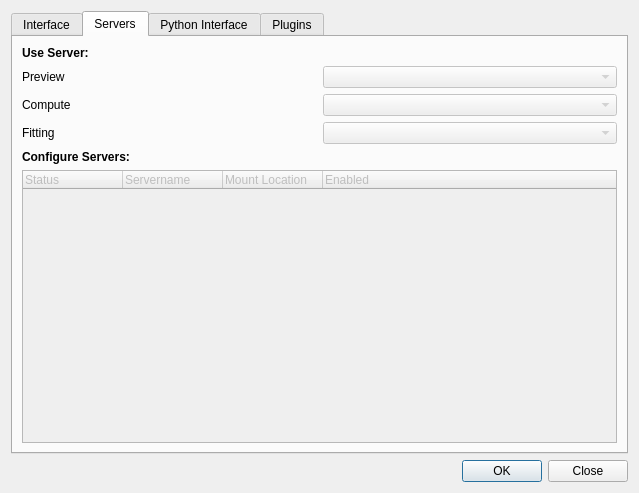
Above: phoebe/frontend/gui/popPrefs.ui from phoebe-project/phoebe2 before the change. Below: the same form after it.
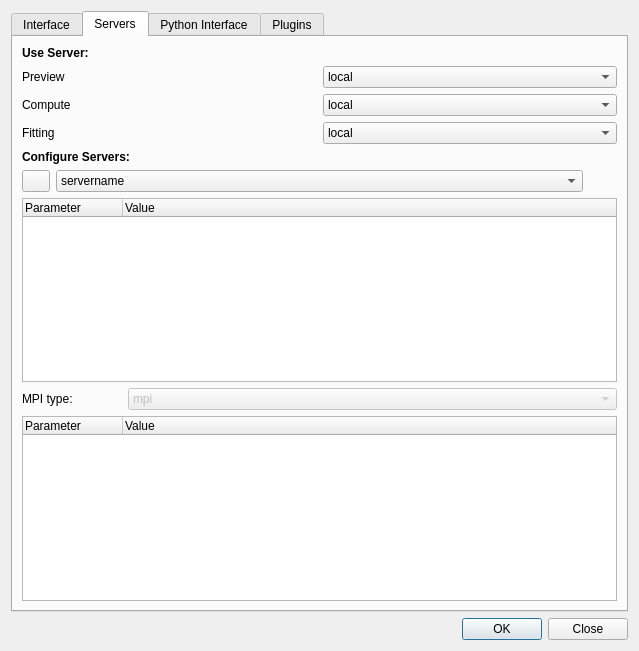
That is the form after the change. The open tabs and pages were chosen to show the change. Icons and pictures are not drawn. Custom widgets are drawn as their Qt base class.

Commit message: initial gui implementation of servers (edit->preferences->servers)

Diff of the .ui file:
```diff
--- a/phoebe/frontend/gui/popPrefs.ui
+++ b/phoebe/frontend/gui/popPrefs.ui
@@ -7,7 +7,7 @@
     <x>0</x>
     <y>0</y>
     <width>639</width>
-    <height>493</height>
+    <height>651</height>
    </rect>
   </property>
   <property name="windowTitle">
@@ -126,8 +126,13 @@
          <item row="1" column="1">
           <widget class="QComboBox" name="comboBox_2">
            <property name="enabled">
-            <bool>false</bool>
+            <bool>true</bool>
            </property>
+           <item>
+            <property name="text">
+             <string>local</string>
+            </property>
+           </item>
           </widget>
          </item>
          <item row="1" column="0">
@@ -147,8 +152,13 @@
          <item row="0" column="1">
           <widget class="QComboBox" name="comboBox">
            <property name="enabled">
-            <bool>false</bool>
+            <bool>true</bool>
            </property>
+           <item>
+            <property name="text">
+             <string>local</string>
+            </property>
+           </item>
           </widget>
          </item>
          <item row="2" column="0">
@@ -161,8 +171,13 @@
          <item row="2" column="1">
           <widget class="QComboBox" name="comboBox_3">
            <property name="enabled">
-            <bool>false</bool>
+            <bool>true</bool>
            </property>
+           <item>
+            <property name="text">
+             <string>local</string>
+            </property>
+           </item>
           </widget>
          </item>
         </layout>
@@ -178,30 +193,239 @@
         </widget>
        </item>
        <item>
-        <widget class="QTreeWidget" name="treeWidget">
-         <property name="enabled">
-          <bool>false</bool>
+        <widget class="QStackedWidget" name="servers_config_stackedWidget">
+         <property name="currentIndex">
+          <number>0</number>
          </property>
-         <column>
-          <property name="text">
-           <string>Status</string>
-          </property>
-         </column>
-         <column>
-          <property name="text">
-           <string>Servername</string>
-          </property>
-         </column>
-         <column>
-          <property name="text">
-           <string>Mount Location</string>
-          </property>
-         </column>
-         <column>
-          <property name="text">
-           <string>Enabled</string>
-          </property>
-         </column>
+         <widget class="QWidget" name="page">
+          <layout class="QGridLayout" name="gridLayout_3">
+           <property name="margin">
+            <number>0</number>
+           </property>
+           <property name="spacing">
+            <number>2</number>
+           </property>
+           <item row="0" column="0">
+            <widget class="ServerListTreeWidget" name="serverlist_treeWidget">
+             <property name="enabled">
+              <bool>true</bool>
+             </property>
+             <property name="indentation">
+              <number>2</number>
+             </property>
+             <column>
+              <property name="text">
+               <string>Server</string>
+              </property>
+             </column>
+             <column>
+              <property name="text">
+               <string>MPI</string>
+              </property>
+             </column>
+             <column>
+              <property name="text">
+               <string> </string>
+              </property>
+             </column>
+            </widget>
+           </item>
+           <item row="4" column="0">
+            <layout class="QHBoxLayout" name="horizontalLayout_5">
+             <item>
+              <widget class="QPushButton" name="serverlist_recheck">
+               <property name="enabled">
+                <bool>true</bool>
+               </property>
+               <property name="text">
+                <string>Recheck Connections</string>
+               </property>
+               <property name="icon">
+                <iconset resource="ui_resources.qrc">
+                 <normaloff>:/images/icons/refresh.png</normaloff>:/images/icons/refresh.png</iconset>
+               </property>
+              </widget>
+             </item>
+             <item>
+              <widget class="QPushButton" name="serverlist_edit">
+               <property name="enabled">
+                <bool>true</bool>
+               </property>
+               <property name="text">
+                <string>Edit Servers</string>
+               </property>
+               <property name="icon">
+                <iconset resource="ui_resources.qrc">
+                 <normaloff>:/images/icons/pen.png</normaloff>:/images/icons/pen.png</iconset>
+               </property>
+              </widget>
+             </item>
+             <item>
+              <widget class="QPushButton" name="serverlist_add">
+               <property name="enabled">
+                <bool>true</bool>
+               </property>
+               <property name="text">
+                <string>Add Server</string>
+               </property>
+               <property name="icon">
+                <iconset resource="ui_resources.qrc">
+                 <normaloff>:/images/icons/add.png</normaloff>:/images/icons/add.png</iconset>
+               </property>
+              </widget>
+             </item>
+            </layout>
+           </item>
+          </layout>
+         </widget>
+         <widget class="QWidget" name="page_2">
+          <layout class="QVBoxLayout" name="verticalLayout_3">
+           <property name="margin">
+            <number>0</number>
+           </property>
+           <item>
+            <layout class="QHBoxLayout" name="horizontalLayout_3">
+             <item>
+              <widget class="QPushButton" name="servers_returntolist">
+               <property name="maximumSize">
+                <size>
+                 <width>28</width>
+                 <height>28</height>
+                </size>
+               </property>
+               <property name="toolTip">
+                <string>return to server list</string>
+               </property>
+               <property name="text">
+                <string/>
+               </property>
+               <property name="icon">
+                <iconset resource="ui_resources.qrc">
+                 <normaloff>:/images/icons/menu-2.png</normaloff>:/images/icons/menu-2.png</iconset>
+               </property>
+              </widget>
+             </item>
+             <item>
+              <widget class="QComboBox" name="sx_serveredit_combo">
+               <item>
+                <property name="text">
+                 <string>servername</string>
+                </property>
+               </item>
+              </widget>
+             </item>
+             <item>
+              <widget class="StatusPushButton" name="sx_serveredit_status">
+               <property name="maximumSize">
+                <size>
+                 <width>28</width>
+                 <height>28</height>
+                </size>
+               </property>
+               <property name="toolTip">
+                <string>server status</string>
+               </property>
+               <property name="text">
+                <string/>
+               </property>
+               <property name="icon">
+                <iconset resource="ui_resources.qrc">
+                 <normaloff>:/images/icons/bullet.png</normaloff>:/images/icons/bullet.png</iconset>
+               </property>
+               <property name="iconSize">
+                <size>
+                 <width>32</width>
+                 <height>32</height>
+                </size>
+               </property>
+               <property name="flat">
+                <bool>true</bool>
+               </property>
+              </widget>
+             </item>
+            </layout>
+           </item>
+           <item>
+            <widget class="ParameterTreeWidget" name="sx_serveredit_psedit">
+             <property name="indentation">
+              <number>2</number>
+             </property>
+             <column>
+              <property name="text">
+               <string>Parameter</string>
+              </property>
+             </column>
+             <column>
+              <property name="text">
+               <string>Value</string>
+              </property>
+             </column>
+            </widget>
+           </item>
+           <item>
+            <layout class="QHBoxLayout" name="horizontalLayout_4">
+             <item>
+              <widget class="QLabel" name="label_9">
+               <property name="sizePolicy">
+                <sizepolicy hsizetype="Preferred" vsizetype="Preferred">
+                 <horstretch>0</horstretch>
+                 <verstretch>0</verstretch>
+                </sizepolicy>
+               </property>
+               <property name="maximumSize">
+                <size>
+                 <width>100</width>
+                 <height>16777215</height>
+                </size>
+               </property>
+               <property name="text">
+                <string>MPI type:</string>
+               </property>
+              </widget>
+             </item>
+             <item>
+              <widget class="QComboBox" name="sx_serveredit_mpitype_combo">
+               <property name="enabled">
+                <bool>false</bool>
+               </property>
+               <item>
+                <property name="text">
+                 <string>mpi</string>
+                </property>
+               </item>
+               <item>
+                <property name="text">
+                 <string>mpi:slurm</string>
+                </property>
+               </item>
+               <item>
+                <property name="text">
+                 <string>mpi:torque</string>
+                </property>
+               </item>
+              </widget>
+             </item>
+            </layout>
+           </item>
+           <item>
+            <widget class="ParameterTreeWidget" name="sx_serveredit_mpipsedit">
+             <property name="indentation">
+              <number>2</number>
+             </property>
+             <column>
+              <property name="text">
+               <string>Parameter</string>
+              </property>
+             </column>
+             <column>
+              <property name="text">
+               <string>Value</string>
+              </property>
+             </column>
+            </widget>
+           </item>
+          </layout>
+         </widget>
         </widget>
        </item>
       </layout>
@@ -483,7 +707,26 @@
    </item>
   </layout>
  </widget>
- <resources/>
+ <customwidgets>
+  <customwidget>
+   <class>StatusPushButton</class>
+   <extends>QPushButton</extends>
+   <header>phoebe_widgets</header>
+  </customwidget>
+  <customwidget>
+   <class>ServerListTreeWidget</class>
+   <extends>QTreeWidget</extends>
+   <header>phoebe_widgets</header>
+  </customwidget>
+  <customwidget>
+   <class>ParameterTreeWidget</class>
+   <extends>QTreeWidget</extends>
+   <header>phoebe_widgets</header>
+  </customwidget>
+ </customwidgets>
+ <resources>
+  <include location="ui_resources.qrc"/>
+ </resources>
  <connections>
   <connection>
    <sender>buttonBox</sender>
```
Left out of the diff: 6 changed lines with no effect on the pictures. The commit also changes 11 other files.
